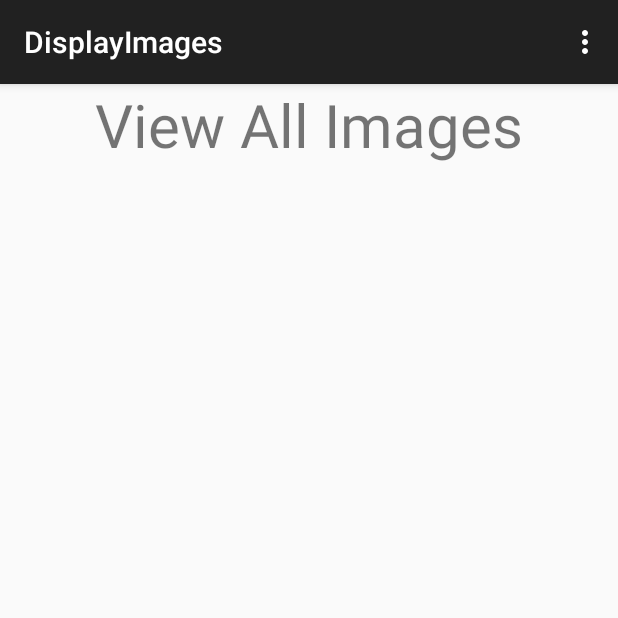
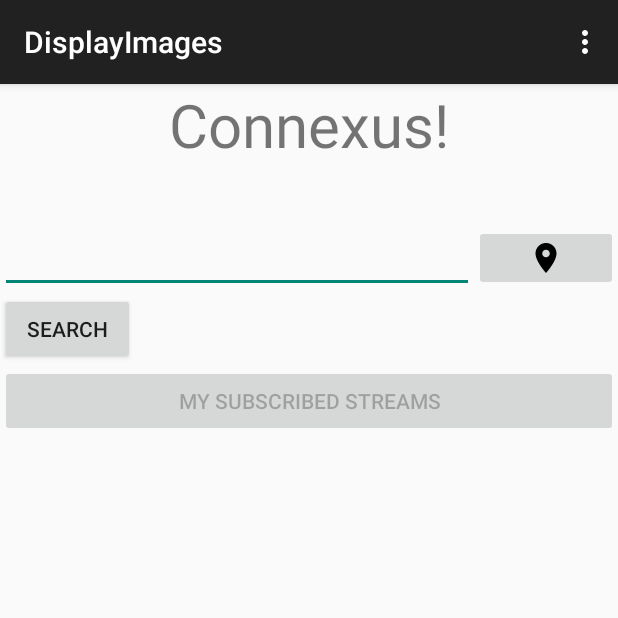
Before and after one commit to erwenzhang/FreeLunchAndroid, an Android app: the DisplayImages screen opened directly, with no data from a screen before it, on a phone screen of 412 x 824 dp, the top half of it. Run offline under Robolectric (Android 15) with nearby library versions, the phone set to English and light mode, and no system bars; our stand-ins replace Picasso; libraries missing offline, so code that uses them is left out: com.loopj.android; pictures from the network do not load; 2 statements that could not run were skipped.

```diff
--- a/app/build.gradle
+++ b/app/build.gradle
@@ -25,7 +25,7 @@ dependencies {
 
     compile 'com.google.android.gms:play-services:4.4.52'
     compile fileTree(dir: 'libs', include: ['*.jar'])
-    compile group: 'com.squareup.picasso', name: 'picasso', version: '2.3.2'
+    compile group: 'com.squareup.picasso', name: 'picasso', version: '2.5.2'
     compile 'com.android.support:appcompat-v7:19.0.0'
     compile 'com.google.code.gson:gson:2.2.+'
     compile 'com.loopj.android:android-async-http:1.4.5'
--- a/app/src/main/AndroidManifest.xml
+++ b/app/src/main/AndroidManifest.xml
@@ -33,6 +33,11 @@
             android:name="com.application.Kevin_Wenwen.ConnexUs.ImageUpload"
             android:label="@string/title_activity_image_upload" >
         </activity>
+        <activity
+            android:name="com.application.Kevin_Wenwen.ConnexUs.DisplayMySubscribe"
+            android:label="@string/title_activity_display_mysubscribe" >
+        </activity>
+
         <meta-data android:name="com.google.android.gms.version" android:value="@integer/google_play_services_version" />
     </application>
 
--- a/app/src/main/java/com/application/Kevin_Wenwen/ConnexUs/DisplayImages.java
+++ b/app/src/main/java/com/application/Kevin_Wenwen/ConnexUs/DisplayImages.java
@@ -2,6 +2,7 @@ package com.application.Kevin_Wenwen.ConnexUs;
 import android.app.Dialog;
 import android.content.Context;
 
+import android.content.Intent;
 import android.os.Bundle;
 //import android.support.v7.app.AppCompatActivity;
 import android.support.v7.app.ActionBarActivity;
@@ -11,6 +12,7 @@ import android.view.MenuItem;
 import android.view.View;
 import android.view.Window;
 import android.widget.AdapterView;
+import android.widget.Button;
 import android.widget.GridView;
 import android.widget.ImageView;
 import android.widget.Toast;
@@ -26,51 +28,73 @@ import org.json.JSONObject;
 
 import java.util.ArrayList;
 
+
+
+
 public class DisplayImages extends ActionBarActivity {
     Context context = this;
     private String TAG  = "Display Images";
+    private String email;
+    public final static String EXTRA_MESSAGE = "com.displayimages.MESSAGE";
 
     @Override
     protected void onCreate(Bundle savedInstanceState) {
         super.onCreate(savedInstanceState);
         setContentView(R.layout.activity_display_images);
 
-        final String request_url = "http://aptandroiddemo.appspot.com/viewAllPhotos";
-     //  final String request_url = "http://connexus2-1095.appspot.com/viewallstreams";
+
+        Button my_subscribe  = (Button) findViewById(R.id.my_subscribe);
+
+        Intent intent = getIntent();
+        email = intent.getStringExtra(Homepage.EXTRA_MESSAGE);
+        if(email != null){
+            my_subscribe.setEnabled(true);
+            Log.d("wenwen passing msg", email);
+        }
+
+        else {
+            my_subscribe.setEnabled(false);
+          //  Log.d("wenwen passing msg", " failed");
+        }
+      //  final String request_url = "http://aptandroiddemo.appspot.com/viewAllPhotos";
+      final String request_url = "http://connexus2-1095.appspot.com/viewAllPhotos";
         AsyncHttpClient httpClient = new AsyncHttpClient();
         httpClient.get(request_url, new AsyncHttpResponseHandler() {
             @Override
             public void onSuccess(int statusCode, Header[] headers, byte[] response) {
-                final ArrayList<String> imageURLs = new ArrayList<String>();
-                final ArrayList<String> imageCaps = new ArrayList<String>();
+                final ArrayList<String> coverURLs = new ArrayList<String>();
+                final ArrayList<String> streamURLs = new ArrayList<String>();
                 try {
                     JSONObject jObject = new JSONObject(new String(response));
-                    JSONArray displayImages = jObject.getJSONArray("displayImages");
-                    JSONArray displayCaption = jObject.getJSONArray("imageCaptionList");
-                    Log.d("TAG", "!!");
-                    for(int i=0;i<displayImages.length();i++) {
+                    JSONArray displayCovers = jObject.getJSONArray("displayCovers");
+                    JSONArray streamUrlList = jObject.getJSONArray("streamUrlList");
+                   // Log.d("wenwen TAG", "json successful");
+                    for(int i=0;i<displayCovers.length();i++) {
 
-                        imageURLs.add(displayImages.getString(i));
-                        imageCaps.add(displayCaption.getString(i));
-                        System.out.println(displayImages.getString(i));
+                        coverURLs.add(displayCovers.getString(i));
+                        streamURLs.add(streamUrlList.getString(i));
+                        System.out.println(displayCovers.getString(i));
                     }
                     GridView gridview = (GridView) findViewById(R.id.gridview);
-                    gridview.setAdapter(new ImageAdapter(context,imageURLs));
+                    gridview.setAdapter(new ImageAdapter(context,coverURLs));
                     gridview.setOnItemClickListener(new AdapterView.OnItemClickListener() {
                         @Override
                         public void onItemClick(AdapterView<?> parent, View v,
                                                 int position, long id) {
 
-                            Toast.makeText(context, imageCaps.get(position), Toast.LENGTH_SHORT).show();
+                            Toast.makeText(context, streamURLs.get(position), Toast.LENGTH_SHORT).show();
 
-                            Dialog imageDialog = new Dialog(context);
-                            imageDialog.requestWindowFeature(Window.FEATURE_NO_TITLE);
-                            imageDialog.setContentView(R.layout.thumbnail);
-                            ImageView image = (ImageView) imageDialog.findViewById(R.id.thumbnail_IMAGEVIEW);
+                           // Intent intent= new Intent(this,viewSingleStream.class,streamURLs.get(position), );
+                         //   startActivity(intent);
 
-                            Picasso.with(context).load(imageURLs.get(position)).into(image);
+                            //Dialog imageDialog = new Dialog(context);
+                         //   imageDialog.requestWindowFeature(Window.FEATURE_NO_TITLE);
+                           // imageDialog.setContentView(R.layout.thumbnail);
+                            //ImageView image = (ImageView) imageDialog.findViewById(R.id.thumbnail_IMAGEVIEW);
 
-                            imageDialog.show();
+                           // Picasso.with(context).load(coverURLs.get(position)).into(image);
+
+                         //   imageDialog.show();
                         }
                     });
                 }
@@ -106,4 +130,10 @@ public class DisplayImages extends ActionBarActivity {
         }
         return super.onOptionsItemSelected(item);
     }
+
+    public void mySubscribeStreams(View v ){
+        Intent intent= new Intent(this, DisplayMySubscribe.class);
+        intent.putExtra(EXTRA_MESSAGE,email);
+        startActivity(intent);
+    }
 }
--- a/app/src/main/res/layout/activity_display_images.xml
+++ b/app/src/main/res/layout/activity_display_images.xml
@@ -1,19 +1,45 @@
-<LinearLayout
+<RelativeLayout
     xmlns:android="http://schemas.android.com/apk/res/android"
     xmlns:tools="http://schemas.android.com/tools"
     android:layout_width="match_parent"
     android:layout_height="match_parent"
     android:orientation="vertical"
+    android:layout_gravity="center_horizontal"
     tools:context="com.application.Kevin_Wenwen.ConnexUs.DisplayImages">
 
+
         <TextView
-        android:text="@string/imagePage"
+            android:text="@string/app_name"
             android:layout_width="fill_parent"
             android:layout_height="wrap_content"
             android:gravity="center"
             android:textSize="40sp"
             android:paddingBottom = "40sp"
+            android:id="@+id/name"
             />
+    <EditText
+        android:layout_width="0dp"
+        android:layout_height="wrap_content"
+        android:id="@+id/search_bar"
+        android:layout_below="@id/name"
+        android:layout_alignParentLeft="true"
+        android:layout_toLeftOf="@+id/near_by" />
+
+    <ImageButton
+        android:layout_width="96dp"
+        android:layout_height="wrap_content"
+        android:id="@+id/near_by"
+        android:src="@drawable/ic_place_black_24dp"
+        android:layout_below="@id/name"
+        android:layout_alignParentRight="true" />
+
+    <Button
+        android:layout_width="90dp"
+        android:layout_height="wrap_content"
+        android:text="Search"
+        android:layout_below="@id/search_bar"
+        android:id="@+id/search_button"
+        android:onClick="startSearch"/>
 
         <GridView xmlns:android="http://schemas.android.com/apk/res/android"
             android:id="@+id/gridview"
@@ -25,5 +51,25 @@
             android:horizontalSpacing="10dp"
             android:stretchMode="columnWidth"
             android:gravity="center"
+            android:layout_below="@id/search_button"
+
             />
-</LinearLayout>
+
+    <Button
+        android:layout_width="match_parent"
+        android:layout_height="wrap_content"
+        android:text="My Subscribed Streams"
+        android:layout_below="@id/gridview"
+        android:id="@+id/my_subscribe"
+        android:onClick="mySubscribeStreams"/>
+
+
+
+
+
+
+
+
+
+
+</RelativeLayout>
--- /dev/null
+++ b/app/src/main/res/menu/display_mysubscribe.xml
@@ -0,0 +1,4 @@
+<?xml version="1.0" encoding="utf-8"?>
+<menu xmlns:android="http://schemas.android.com/apk/res/android">
+
+</menu>
--- a/app/src/main/res/values/strings.xml
+++ b/app/src/main/res/values/strings.xml
@@ -1,7 +1,7 @@
 <?xml version="1.0" encoding="utf-8"?>
 <resources>
 
-    <string name="app_name">Android Demo</string>
+    <string name="app_name">Connexus!</string>
     <string name="hello_world">Hello world!</string>
     <string name="action_settings">Settings</string>
     <string name="welcome">Welcome to APT Android Demo</string>
@@ -9,10 +9,11 @@
     <string name="upload_hint">Add a caption for photo</string>
     <string name="choose_from_library">Choose From Library</string>
     <string name="title_activity_display_images">DisplayImages</string>
-    <string name="imagePage">View All Images</string>
+    <string name="imagePage">View Streams</string>
     <string name="uploadImageActivity"> Upload a new image</string>
     <string name="title_activity_image_upload">ImageUpload</string>
 
+    <string name="title_activity_display_mysubscribe">My Subscription</string>
 
 
     <string name="circles_title">Visible circles:</string>
```
Also changed, not shown: app/src/main/java/com/application/Kevin_Wenwen/ConnexUs/DisplayMySubscribe.java (added, +125 -0 lines), app/src/main/java/com/application/Kevin_Wenwen/ConnexUs/Homepage.java (+9 -2 lines), app/src/main/java/com/application/Kevin_Wenwen/ConnexUs/ImageAdapter.java (+7 -3 lines), app/src/main/java/com/application/Kevin_Wenwen/ConnexUs/viewSingleStream.java (added, +9 -0 lines), app/src/main/res/layout/activity_display_mysubscribe.xml (added, +30 -0 lines), app/src/main/res/drawable-hdpi/ic_place_black_24dp.png (added), app/src/main/res/drawable-mdpi/ic_place_black_24dp.png (added), app/src/main/res/drawable-xhdpi/ic_place_black_24dp.png (added), app/src/main/res/drawable-xxhdpi/ic_place_black_24dp.png (added), app/src/main/res/drawable/placeholder_square.png (added), 2 other files. Lines whose indentation alone changed are shown as unchanged.
